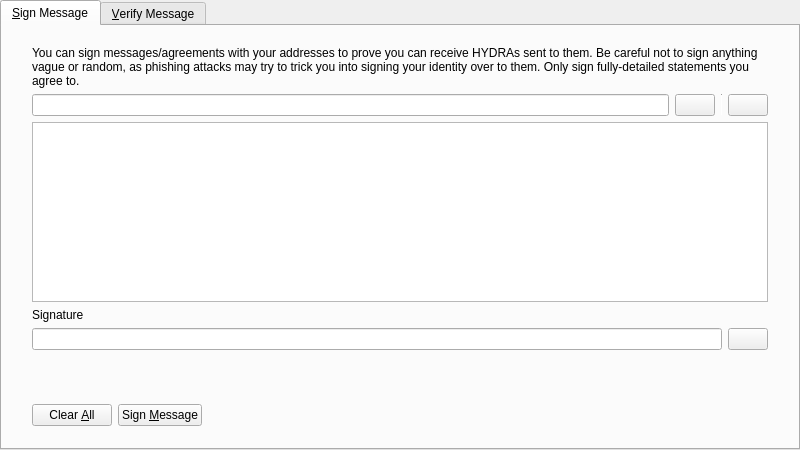
The window that src/qt/forms/signverifymessagedialog.ui (Hydra-Chain/node) describes before a commit, drawn with Qt 5.
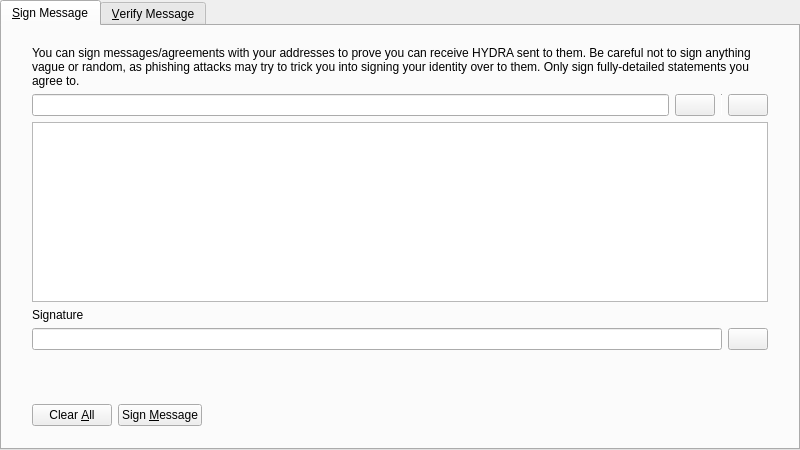
The same window after the commit. Icons and pictures are not drawn. Custom widgets are drawn as their Qt base class.

Commit message: fix hydras strings

Diff of the .ui file:
```diff
--- a/src/qt/forms/signverifymessagedialog.ui
+++ b/src/qt/forms/signverifymessagedialog.ui
@@ -68,7 +68,7 @@
          <item>
           <widget class="QLabel" name="infoLabel_SM">
            <property name="text">
-            <string>You can sign messages/agreements with your addresses to prove you can receive HYDRAs sent to them. Be careful not to sign anything vague or random, as phishing attacks may try to trick you into signing your identity over to them. Only sign fully-detailed statements you agree to.</string>
+            <string>You can sign messages/agreements with your addresses to prove you can receive HYDRA sent to them. Be careful not to sign anything vague or random, as phishing attacks may try to trick you into signing your identity over to them. Only sign fully-detailed statements you agree to.</string>
            </property>
            <property name="textFormat">
             <enum>Qt::PlainText</enum>
```
The commit also changes 78 other files.
